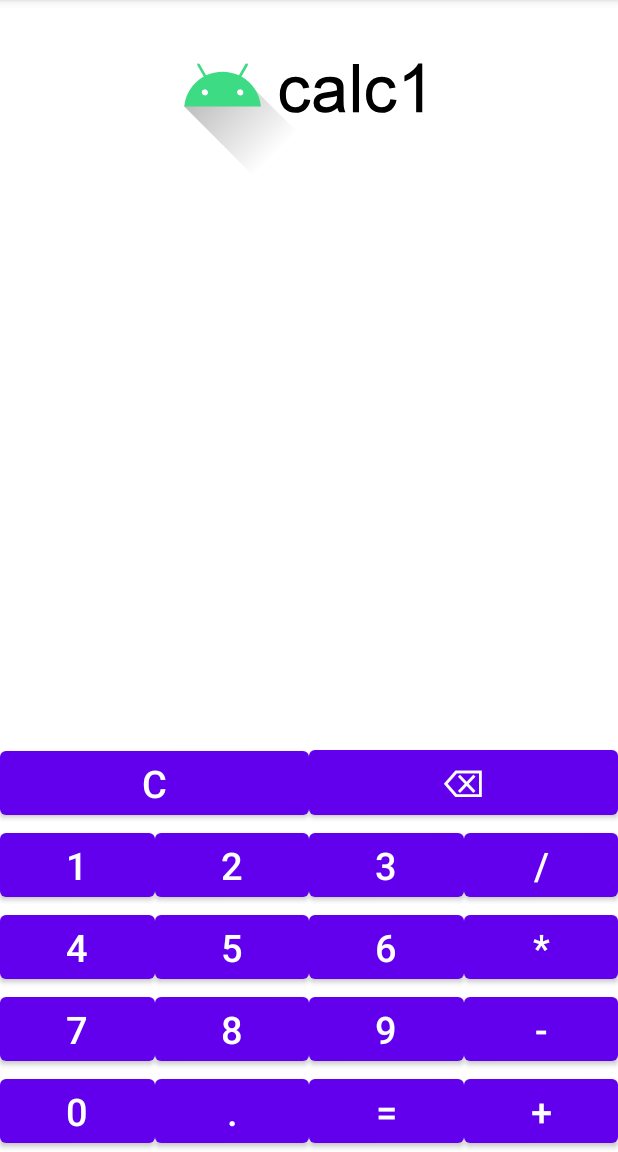
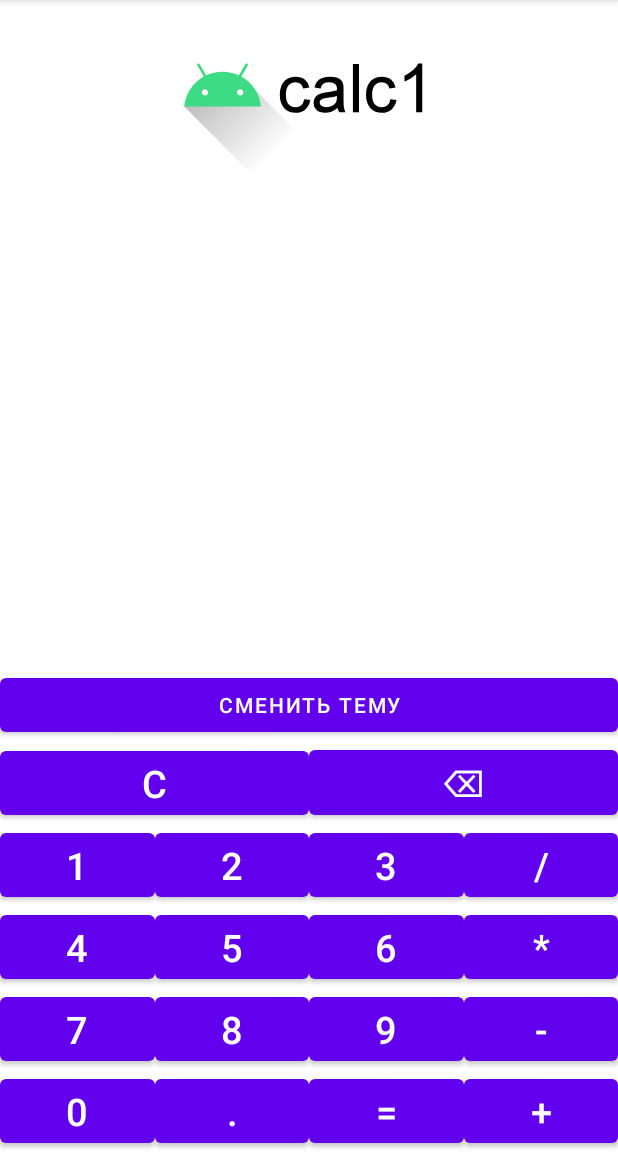
Before and after one commit to AleksTereh/calc1, an Android app: the screen it shows after launch (MainActivity), on a phone screen of 412 x 824 dp, the part 84-1236 px from its top. Run offline under Robolectric (Android 15) with nearby library versions, the phone set to English and light mode, and no system bars; Roboto replaces fonts that are not available here.

Commit message:
кнопка с темами

```diff
--- a/app/src/main/java/ru/alekstereh/myapplication/MainActivity.java
+++ b/app/src/main/java/ru/alekstereh/myapplication/MainActivity.java
@@ -2,13 +2,17 @@ package ru.alekstereh.myapplication;
 
 import androidx.annotation.NonNull;
 import androidx.appcompat.app.AppCompatActivity;
+
+import android.content.Intent;
 import android.os.Bundle;
+import android.view.View;
+import android.widget.ActionMenuView;
 import android.widget.Button;
 import android.widget.TextView;
 
 import java.io.Serializable;
 
-public class MainActivity extends AppCompatActivity implements Serializable {
+public class MainActivity extends AppCompatActivity {
 
     private static final String KEY_MEMORY = "key_memory";
     private static final String KEY_OPERATOR = "key_operator";
@@ -28,7 +32,9 @@ public class MainActivity extends AppCompatActivity implements Serializable {
         memory = 0;
         display = findViewById(R.id.txt);
 
+
     }
+
 
     private void initButton() {
         Button b1 = findViewById(R.id.btn1);
--- a/app/src/main/res/layout/activity_main.xml
+++ b/app/src/main/res/layout/activity_main.xml
@@ -37,7 +37,14 @@
         app:srcCompat="@mipmap/ic_banner"
         tools:ignore="ImageContrastCheck" />
 
-
+    <Button
+        android:id="@+id/btnTheme"
+        android:layout_width="0dp"
+        android:layout_height="wrap_content"
+        android:text="@string/theme"
+        app:layout_constraintBottom_toTopOf="@+id/include"
+        app:layout_constraintEnd_toEndOf="parent"
+        app:layout_constraintStart_toStartOf="parent" />
 
 
 </androidx.constraintlayout.widget.ConstraintLayout>
--- a/app/src/main/res/values/strings.xml
+++ b/app/src/main/res/values/strings.xml
@@ -38,4 +38,5 @@
     <string name="attachment_summary_on">Automatically download attachments for incoming emails
     </string>
     <string name="attachment_summary_off">Only download attachments when manually requested</string>
+    <string name="theme">сменить тему</string>
 </resources>
```
Also changed, not shown: app/src/main/java/ru/alekstereh/myapplication/SettingsActivity.java (+22 -10 lines).
